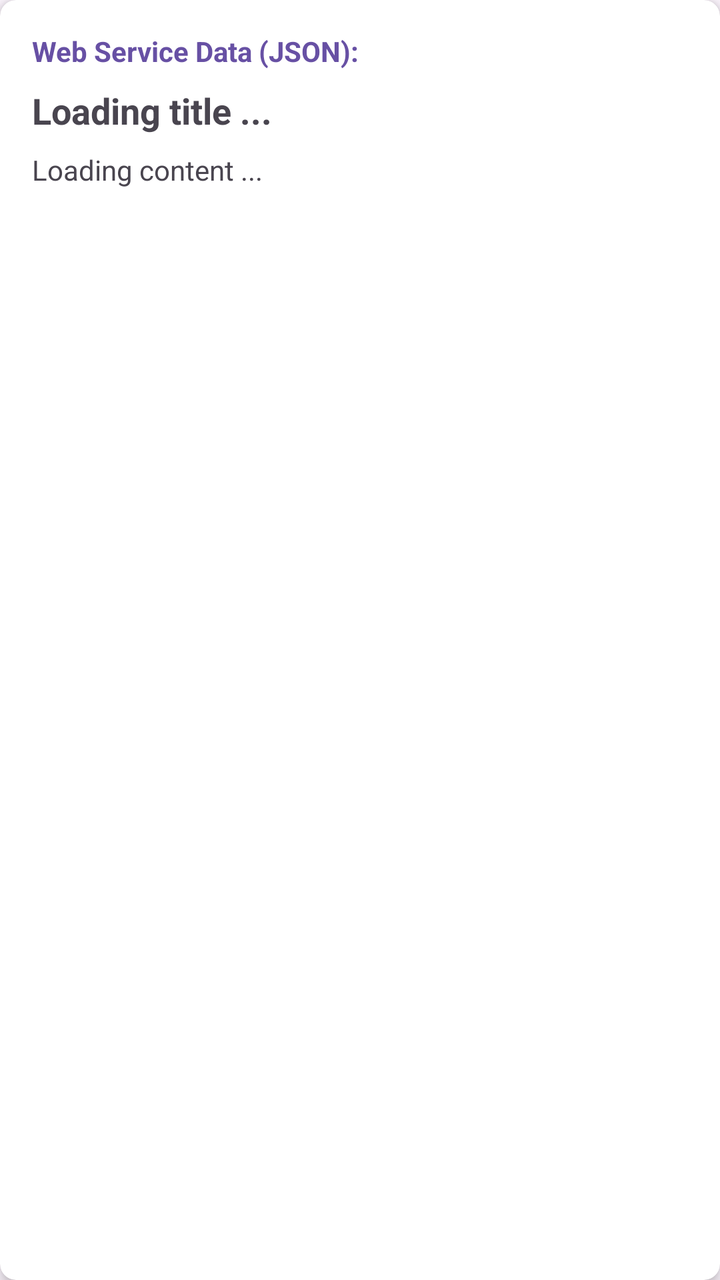
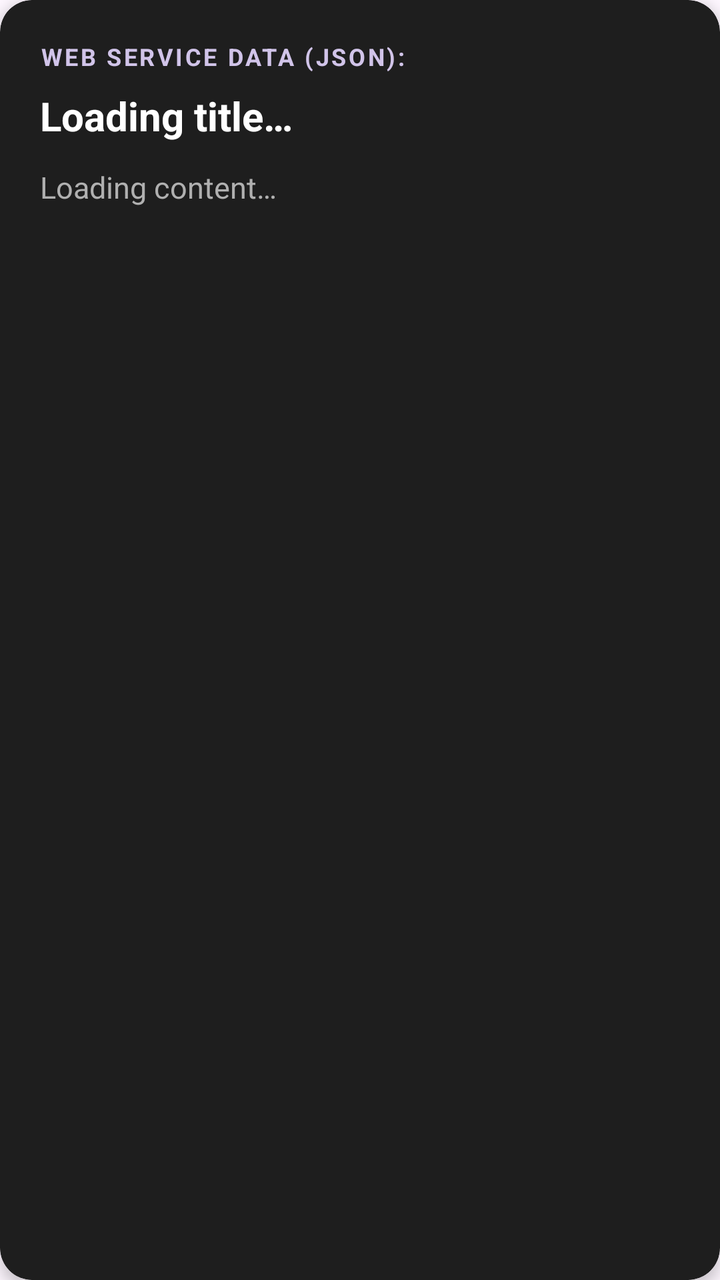

Two renders of the same Android screen: before a commit and after it. Below are the layout's source before the change and the commit's diff.
<!-- AndroidManifest.xml: application theme Theme.Centralink -->
<!-- res/layout/fragment_post.xml -->
<?xml version="1.0" encoding="utf-8"?>
<androidx.cardview.widget.CardView
    xmlns:android="http://schemas.android.com/apk/res/android"
    xmlns:app="http://schemas.android.com/apk/res-auto"
    android:layout_width="match_parent"
    android:layout_height="wrap_content"
    android:layout_margin="16dp"
    app:cardCornerRadius="8dp"
    app:cardElevation="4dp">

    <LinearLayout
        android:layout_width="match_parent"
        android:layout_height="wrap_content"
        android:orientation="vertical"
        android:padding="16dp">

        <TextView
            android:layout_width="wrap_content"
            android:layout_height="wrap_content"
            android:text="Web Service Data (JSON):"
            android:textSize="14sp"
            android:textStyle="bold"
            android:textColor="?attr/colorPrimary"/>

        <TextView
            android:id="@+id/postTitle"
            android:layout_width="wrap_content"
            android:layout_height="wrap_content"
            android:text="Loading title ... "
            android:textSize="18sp"
            android:textStyle="bold"
            android:layout_marginTop="8dp" />

        <TextView
            android:id="@+id/postContent"
            android:layout_width="wrap_content"
            android:layout_height="wrap_content"
            android:text="Loading content ... "
            android:textSize="14sp"
            android:layout_marginTop="8dp" />

    </LinearLayout>
</androidx.cardview.widget.CardView>
<!-- resources referenced by this layout -->
<resources>
  <style name="Theme.Centralink" parent="Base.Theme.Centralink" />
  <style name="Base.Theme.Centralink" parent="Theme.Material3.DayNight.NoActionBar">
          
          
      </style>
</resources>

<!-- the commit's change to res/layout/fragment_post.xml (unified diff, before → after) -->
@@ -4,40 +4,46 @@
     xmlns:app="http://schemas.android.com/apk/res-auto"
     android:layout_width="match_parent"
     android:layout_height="wrap_content"
-    android:layout_margin="16dp"
-    app:cardCornerRadius="8dp"
-    app:cardElevation="4dp">
+    android:layout_margin="12dp"
+    app:cardCornerRadius="16dp"
+    app:cardElevation="4dp"
+    app:cardBackgroundColor="#1E1E1E">
 
     <LinearLayout
         android:layout_width="match_parent"
         android:layout_height="wrap_content"
         android:orientation="vertical"
-        android:padding="16dp">
+        android:padding="20dp">
 
         <TextView
             android:layout_width="wrap_content"
             android:layout_height="wrap_content"
-            android:text="Web Service Data (JSON):"
-            android:textSize="14sp"
+            android:text="@string/web_service_data_label"
+            android:textSize="12sp"
             android:textStyle="bold"
-            android:textColor="?attr/colorPrimary"/>
+            android:textColor="@color/purple_accent"
+            android:textAllCaps="true"
+            android:letterSpacing="0.1"/>
 
         <TextView
             android:id="@+id/postTitle"
             android:layout_width="wrap_content"
             android:layout_height="wrap_content"
-            android:text="Loading title ... "
-            android:textSize="18sp"
+            android:text="@string/loading_title"
+            android:textSize="20sp"
             android:textStyle="bold"
+            android:textColor="@color/white"
             android:layout_marginTop="8dp" />
 
         <TextView
             android:id="@+id/postContent"
             android:layout_width="wrap_content"
             android:layout_height="wrap_content"
-            android:text="Loading content ... "
-            android:textSize="14sp"
-            android:layout_marginTop="8dp" />
+            android:text="@string/loading_content"
+            android:textSize="15sp"
+            android:textColor="@color/text_secondary"
+            android:layout_marginTop="12dp"
+            android:lineSpacingExtra="4dp" />
 
     </LinearLayout>
 </androidx.cardview.widget.CardView>
<!-- resource entries referenced after the edit -->
@@ -1,5 +1,11 @@
 <!-- resources referenced by this layout -->
 <resources>
+  <color name="purple_accent">#D1C4E9</color>
+  <color name="text_secondary">#B0B0B0</color>
+  <color name="white">#FFFFFFFF</color>
+  <string name="loading_content">Loading content…</string>
+  <string name="loading_title">Loading title…</string>
+  <string name="web_service_data_label">Web Service Data (JSON):</string>
   <style name="Theme.Centralink" parent="Base.Theme.Centralink" />
   <style name="Base.Theme.Centralink" parent="Theme.Material3.DayNight.NoActionBar">
           
